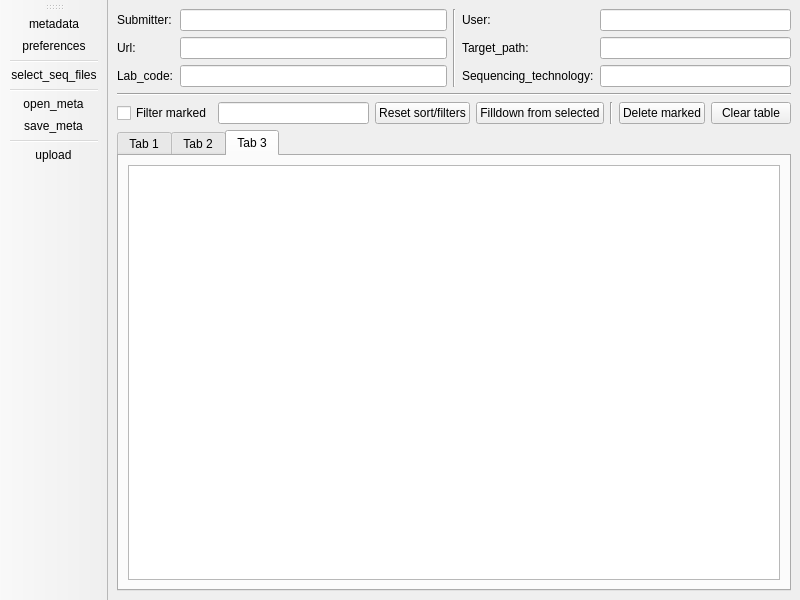
Qt form ui/mw.ui (genomic-medicine-sweden/GMS-uploader) before a commit.
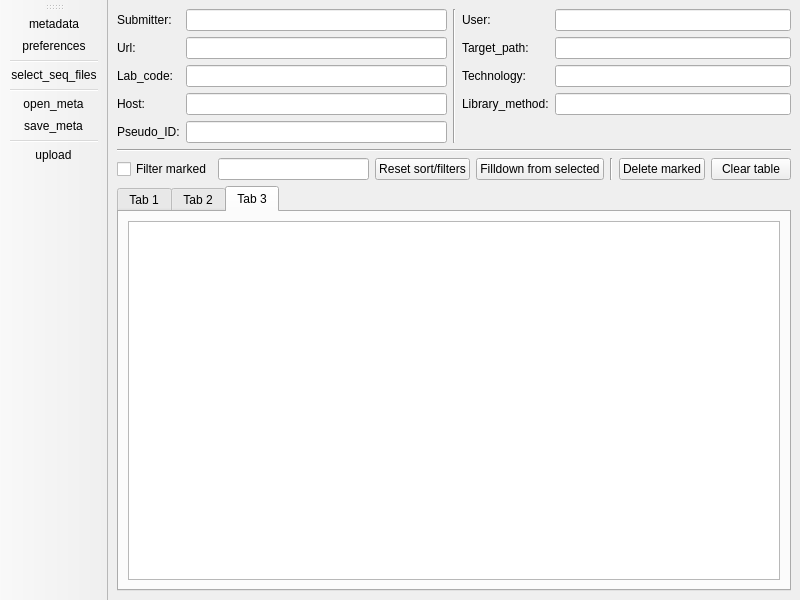
The same form after that commit.

Diff of the .ui file:
```diff
--- a/ui/mw.ui
+++ b/ui/mw.ui
@@ -83,6 +83,34 @@
               </property>
              </widget>
             </item>
+            <item row="3" column="0">
+             <widget class="QLabel" name="label_7">
+              <property name="text">
+               <string>Host:</string>
+              </property>
+             </widget>
+            </item>
+            <item row="3" column="1">
+             <widget class="QLineEdit" name="lineEdit_host">
+              <property name="readOnly">
+               <bool>true</bool>
+              </property>
+             </widget>
+            </item>
+            <item row="4" column="0">
+             <widget class="QLabel" name="label_8">
+              <property name="text">
+               <string>Pseudo_ID:</string>
+              </property>
+             </widget>
+            </item>
+            <item row="4" column="1">
+             <widget class="QLineEdit" name="lineEdit_pseudo_id">
+              <property name="readOnly">
+               <bool>true</bool>
+              </property>
+             </widget>
+            </item>
            </layout>
           </item>
           <item>
@@ -111,7 +139,7 @@
             <item row="2" column="0">
              <widget class="QLabel" name="label_6">
               <property name="text">
-               <string>Sequencing_technology:</string>
+               <string>Technology:</string>
               </property>
              </widget>
             </item>
@@ -136,6 +164,16 @@
               </property>
              </widget>
             </item>
+            <item row="3" column="0">
+             <widget class="QLabel" name="label_9">
+              <property name="text">
+               <string>Library_method:</string>
+              </property>
+             </widget>
+            </item>
+            <item row="3" column="1">
+             <widget class="QLineEdit" name="lineEdit_lib_method"/>
+            </item>
            </layout>
           </item>
          </layout>
```
Left out of the diff: 28 changed lines with no effect on the pictures.
